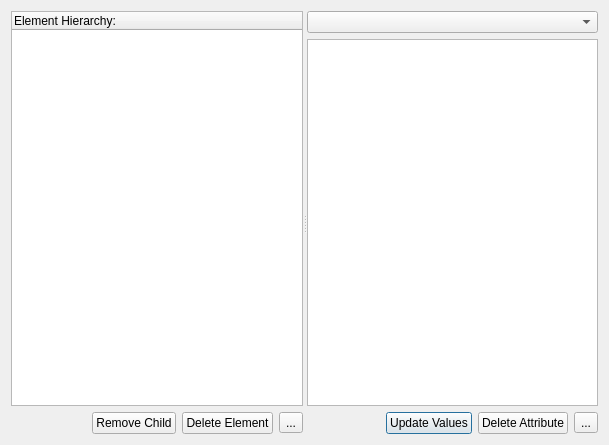
Qt form GCXMLGenerator/forms/gcremoveitemsform.ui (goblincoding/xmlmill) before a commit.
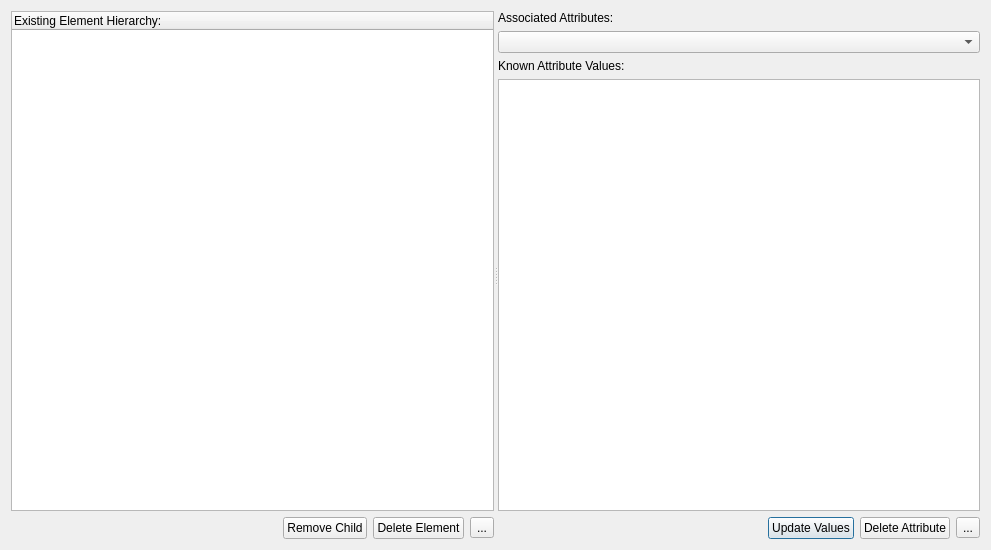
The same form after that commit. Icons and pictures are not drawn.

Diff of the .ui file:
```diff
--- a/GCXMLGenerator/forms/gcremoveitemsform.ui
+++ b/GCXMLGenerator/forms/gcremoveitemsform.ui
@@ -9,8 +9,8 @@
    <rect>
     <x>0</x>
     <y>0</y>
-    <width>609</width>
-    <height>445</height>
+    <width>991</width>
+    <height>550</height>
    </rect>
   </property>
   <property name="windowTitle">
@@ -53,7 +53,7 @@
          </property>
          <column>
           <property name="text">
-           <string>Element Hierarchy:</string>
+           <string>Existing Element Hierarchy:</string>
           </property>
          </column>
         </widget>
@@ -113,6 +113,13 @@
      </widget>
      <widget class="QWidget" name="layoutWidget1">
       <layout class="QVBoxLayout" name="attributeLayout">
+       <item>
+        <widget class="QLabel" name="attributesLabel">
+         <property name="text">
+          <string>Associated Attributes:</string>
+         </property>
+        </widget>
+       </item>
        <item>
         <widget class="QComboBox" name="comboBox">
          <property name="sizePolicy">
@@ -123,6 +130,13 @@
          </property>
         </widget>
        </item>
+       <item>
+        <widget class="QLabel" name="attributeValueLabel">
+         <property name="text">
+          <string>Known Attribute Values:</string>
+         </property>
+        </widget>
+       </item>
        <item>
         <widget class="QPlainTextEdit" name="plainTextEdit"/>
        </item>
```
Left out of the diff: 6 changed lines with no effect on the pictures.
